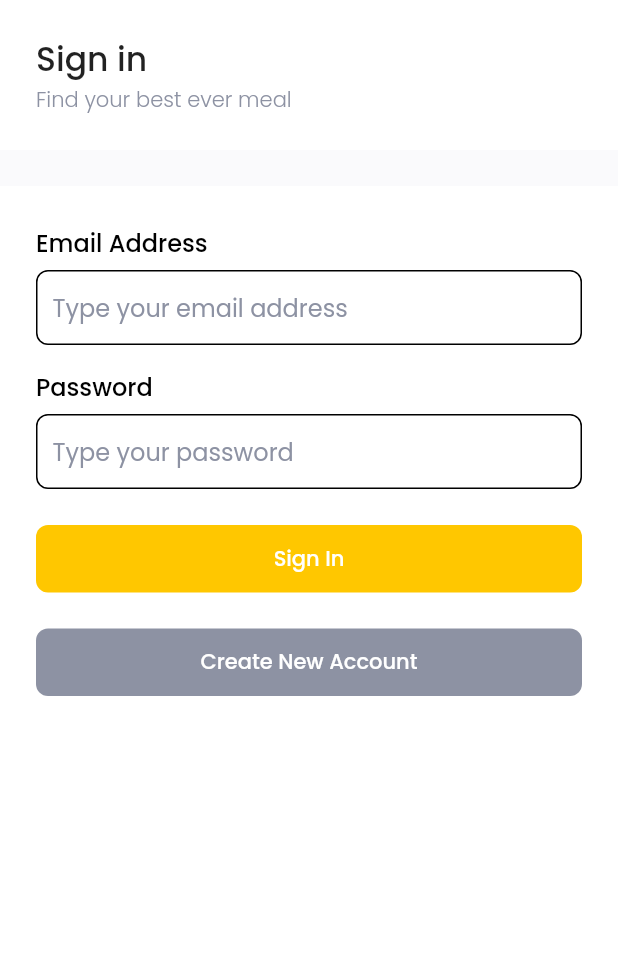
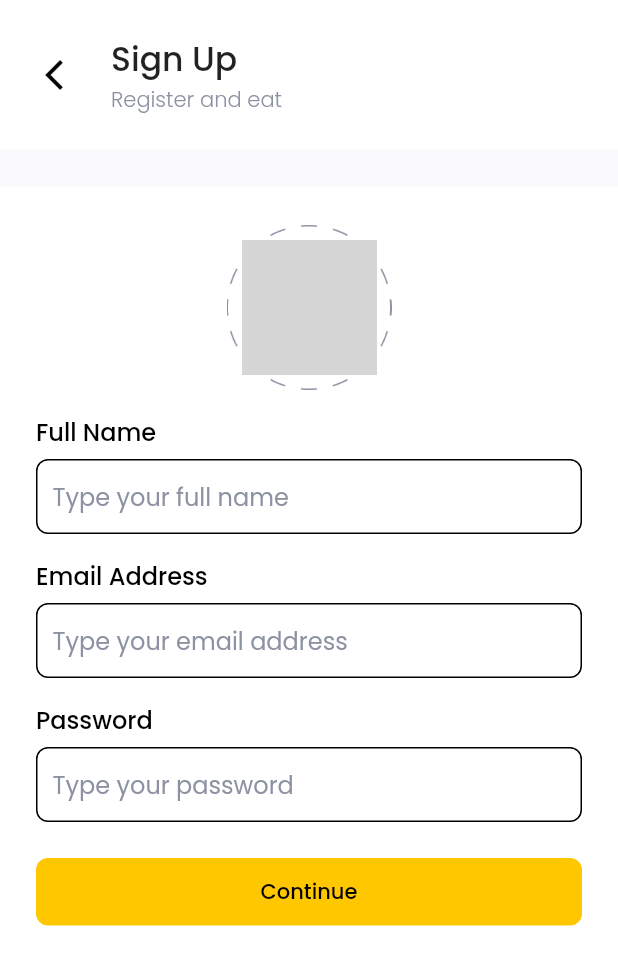
Before and after one commit to montohang/Food-Market, a Flutter app: the screen it shows after launch, after a tap on "Create New Account", on a phone screen of 412 x 824 dp. Shown: the top 965 px of the screen. Run offline on Flutter 3.47's test engine with Material 2 defaults, Android fonts, the phone set to English and light mode, and no system bars; our stand-ins replace flutter_spinkit, get, google_fonts, supercharged; network calls fail; grey boxes are pictures that could not be loaded.

Commit message:
[ADD Sign Up Page]

```diff
--- a/lib/main.dart
+++ b/lib/main.dart
@@ -1,5 +1,6 @@
 import 'package:flutter/material.dart';
 import 'package:food_market/ui/pages/pages.dart';
+import 'package:get/get.dart';
 
 void main() {
   runApp(MyApp());
@@ -8,7 +9,7 @@ void main() {
 class MyApp extends StatelessWidget {
   @override
   Widget build(BuildContext context) {
-    return MaterialApp(
+    return GetMaterialApp(
       debugShowCheckedModeBanner: false,
       home: SignInPage(),
     );
--- a/lib/ui/pages/general_page.dart
+++ b/lib/ui/pages/general_page.dart
@@ -37,7 +37,13 @@ class GeneralPage extends StatelessWidget {
                       child: Row(
                         children: [
                           onBackButtonPressed != null
-                              ? Container(
+                              ? GestureDetector(
+                                  onTap: () {
+                                    if (onBackButtonPressed != null) {
+                                      onBackButtonPressed();
+                                    }
+                                  },
+                                  child: Container(
                                     width: 24,
                                     height: 24,
                                     margin: EdgeInsets.only(right: 26),
@@ -45,6 +51,7 @@ class GeneralPage extends StatelessWidget {
                                         image: DecorationImage(
                                             image: AssetImage(
                                                 'assets/back_arrow.png'))),
+                                  ),
                                 )
                               : SizedBox(),
                           Column(
--- a/lib/ui/pages/pages.dart
+++ b/lib/ui/pages/pages.dart
@@ -4,6 +4,8 @@ import 'package:flutter_spinkit/flutter_spinkit.dart';
 import 'package:food_market/shared/shared.dart';
 import 'package:google_fonts/google_fonts.dart';
 import 'package:supercharged/supercharged.dart';
+import 'package:get/get.dart';
 
 part 'general_page.dart';
 part 'sign_in_page.dart';
+part 'sign_up_page.dart';
--- a/lib/ui/pages/sign_in_page.dart
+++ b/lib/ui/pages/sign_in_page.dart
@@ -82,7 +82,7 @@ class _SignInPageState extends State<SignInPage> {
                     child: Text(
                       'Sign In',
                       style: GoogleFonts.poppins(
-                          color: Colors.white, fontWeight: FontWeight.w500),
+                          color: Colors.black, fontWeight: FontWeight.w500),
                     ),
                   ),
           ),
@@ -97,7 +97,9 @@ class _SignInPageState extends State<SignInPage> {
                     color: mainColor,
                   )
                 : RaisedButton(
-                    onPressed: () {},
+                    onPressed: () {
+                      Get.to(SignUpPage());
+                    },
                     elevation: 0,
                     shape: RoundedRectangleBorder(
                         borderRadius: BorderRadius.circular(8)),
--- /dev/null
+++ b/lib/ui/pages/sign_up_page.dart
@@ -0,0 +1,131 @@
+part of 'pages.dart';
+
+class SignUpPage extends StatefulWidget {
+  @override
+  _SignUpPageState createState() => _SignUpPageState();
+}
+
+class _SignUpPageState extends State<SignUpPage> {
+  @override
+  Widget build(BuildContext context) {
+    TextEditingController emailController = TextEditingController();
+    TextEditingController passwordController = TextEditingController();
+    TextEditingController nameController = TextEditingController();
+
+    return GeneralPage(
+      title: 'Sign Up',
+      subtitle: 'Register and eat',
+      onBackButtonPressed: () {
+        Get.back();
+      },
+      child: Column(
+        children: [
+          Container(
+            width: 110,
+            height: 110,
+            margin: EdgeInsets.only(top: 26),
+            padding: EdgeInsets.all(10),
+            decoration: BoxDecoration(
+                image: DecorationImage(
+                    image: AssetImage('assets/photo_border.png'))),
+            child: Container(
+              decoration: BoxDecoration(
+                  shape: BoxShape.circle,
+                  image: DecorationImage(
+                      image: NetworkImage(
+                          'https://upload.wikimedia.org/wikipedia/commons/8/8c/Cristiano_Ronaldo_2018.jpg'),
+                      fit: BoxFit.cover)),
+            ),
+          ),
+          Container(
+            width: double.infinity,
+            margin: EdgeInsets.fromLTRB(defaultMargin, 16, defaultMargin, 6),
+            child: Text(
+              'Full Name',
+              style: blackFontSytle2,
+            ),
+          ),
+          Container(
+            width: double.infinity,
+            margin: EdgeInsets.symmetric(horizontal: defaultMargin),
+            padding: EdgeInsets.symmetric(horizontal: 10),
+            decoration: BoxDecoration(
+                borderRadius: BorderRadius.circular(8),
+                border: Border.all(color: Colors.black)),
+            child: TextField(
+              controller: nameController,
+              decoration: InputDecoration(
+                  border: InputBorder.none,
+                  hintStyle: greyFontSytle,
+                  hintText: 'Type your full name'),
+            ),
+          ),
+          Container(
+            width: double.infinity,
+            margin: EdgeInsets.fromLTRB(defaultMargin, 16, defaultMargin, 6),
+            child: Text(
+              'Email Address',
+              style: blackFontSytle2,
+            ),
+          ),
+          Container(
+            width: double.infinity,
+            margin: EdgeInsets.symmetric(horizontal: defaultMargin),
+            padding: EdgeInsets.symmetric(horizontal: 10),
+            decoration: BoxDecoration(
+                borderRadius: BorderRadius.circular(8),
+                border: Border.all(color: Colors.black)),
+            child: TextField(
+              controller: emailController,
+              decoration: InputDecoration(
+                  border: InputBorder.none,
+                  hintStyle: greyFontSytle,
+                  hintText: 'Type your email address'),
+            ),
+          ),
+          Container(
+            width: double.infinity,
+            margin: EdgeInsets.fromLTRB(defaultMargin, 16, defaultMargin, 6),
+            child: Text(
+              'Password',
+              style: blackFontSytle2,
+            ),
+          ),
+          Container(
+            width: double.infinity,
+            margin: EdgeInsets.symmetric(horizontal: defaultMargin),
+            padding: EdgeInsets.symmetric(horizontal: 10),
+            decoration: BoxDecoration(
+                borderRadius: BorderRadius.circular(8),
+                border: Border.all(color: Colors.black)),
+            child: TextField(
+              controller: passwordController,
+              decoration: InputDecoration(
+                  border: InputBorder.none,
+                  hintStyle: greyFontSytle,
+                  hintText: 'Type your password'),
+            ),
+          ),
+          Container(
+            width: double.infinity,
+            margin: EdgeInsets.only(top: 24),
+            height: 45,
+            padding: EdgeInsets.symmetric(horizontal: defaultMargin),
+            child: RaisedButton(
+              onPressed: () {},
+              elevation: 0,
+              shape: RoundedRectangleBorder(
+                  borderRadius: BorderRadius.circular(8)),
+              color: mainColor,
+              child: Text(
+                'Continue',
+                style: GoogleFonts.poppins(
+                    color: Colors.black, fontWeight: FontWeight.w500),
+              ),
+            ),
+          ),
+        ],
+      ),
+    );
+  }
+}
--- a/pubspec.yaml
+++ b/pubspec.yaml
@@ -22,6 +22,7 @@ dependencies:
   cupertino_icons: ^0.1.3
   flutter_bloc: ^6.1.1
   flutter_spinkit: ^4.1.2+1
+  get: ^3.24.0
   google_fonts: ^1.1.1
   supercharged: ^1.12.0
 
```
Also changed, not shown: pubspec.lock. Lines whose indentation alone changed are shown as unchanged.
